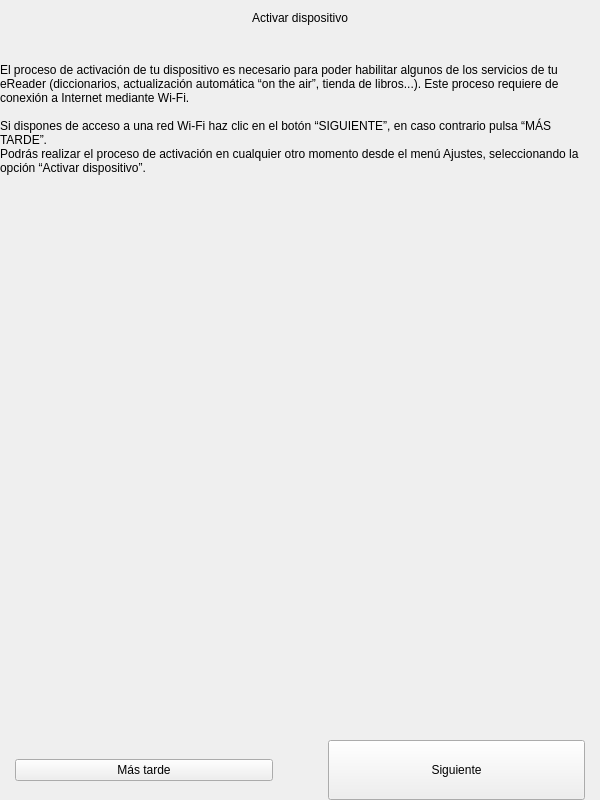
Old version of the form bqWizard/ui/WizardWelcome.ui in the repository bq/cervantes.
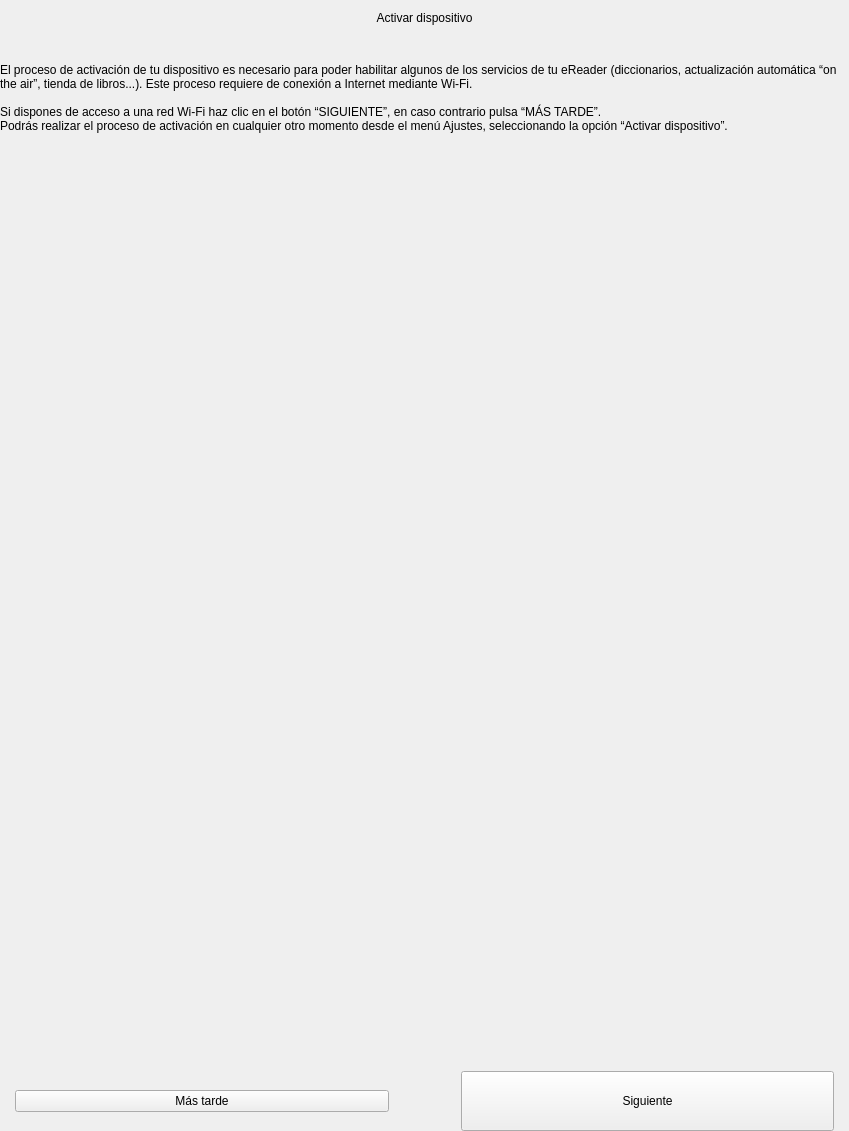
New version of the form.

```diff
--- a/bqWizard/ui/WizardWelcome.ui
+++ b/bqWizard/ui/WizardWelcome.ui
@@ -6,20 +6,20 @@
    <rect>
     <x>0</x>
     <y>0</y>
-    <width>600</width>
-    <height>800</height>
+    <width>849</width>
+    <height>1131</height>
    </rect>
   </property>
   <property name="minimumSize">
    <size>
-    <width>600</width>
-    <height>800</height>
+    <width>0</width>
+    <height>0</height>
    </size>
   </property>
   <property name="maximumSize">
    <size>
-    <width>600</width>
-    <height>800</height>
+    <width>849</width>
+    <height>1131</height>
    </size>
   </property>
   <property name="windowTitle">
@@ -51,8 +51,8 @@
         </property>
         <property name="maximumSize">
          <size>
-          <width>500</width>
-          <height>35</height>
+          <width>707</width>
+          <height>49</height>
          </size>
         </property>
         <property name="text">
@@ -163,8 +163,8 @@
         </property>
         <property name="sizeHint" stdset="0">
          <size>
-          <width>20</width>
-          <height>40</height>
+          <width>28</width>
+          <height>57</height>
          </size>
         </property>
        </spacer>
@@ -213,8 +213,8 @@
         </property>
         <property name="sizeHint" stdset="0">
          <size>
-          <width>40</width>
-          <height>20</height>
+          <width>57</width>
+          <height>28</height>
          </size>
         </property>
        </spacer>
@@ -235,8 +235,8 @@
         </property>
         <property name="maximumSize">
          <size>
-          <width>291</width>
-          <height>60</height>
+          <width>412</width>
+          <height>85</height>
          </size>
         </property>
         <property name="focusPolicy">
```
Left out of the diff: 22 changed lines with no effect on the pictures.
